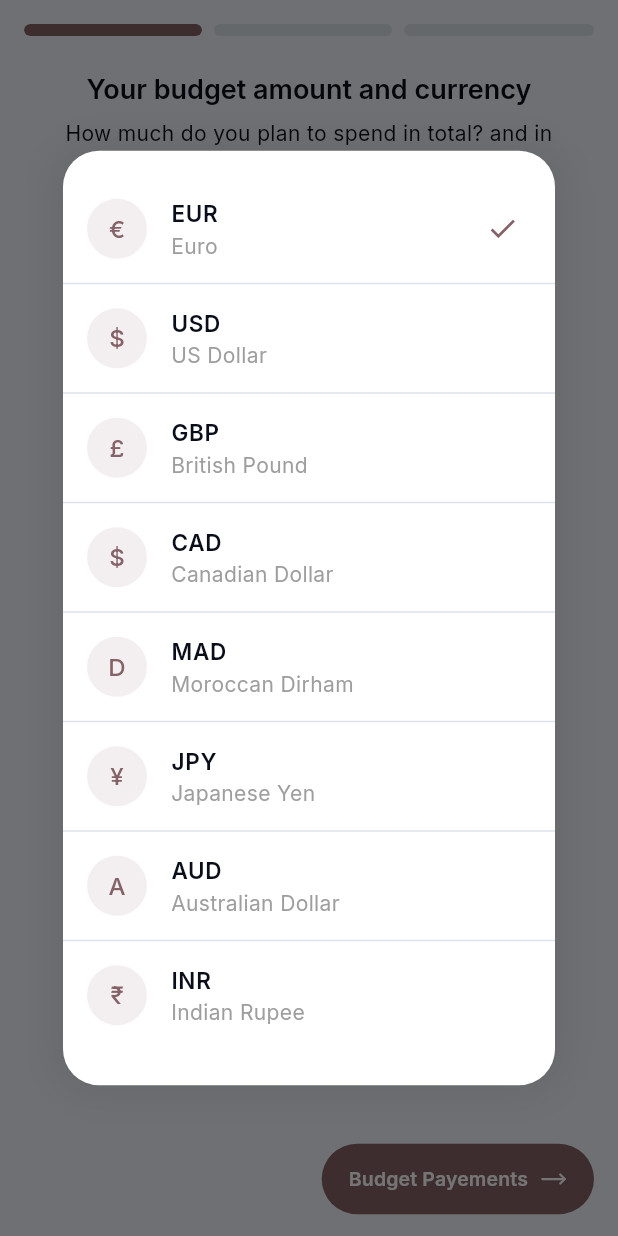
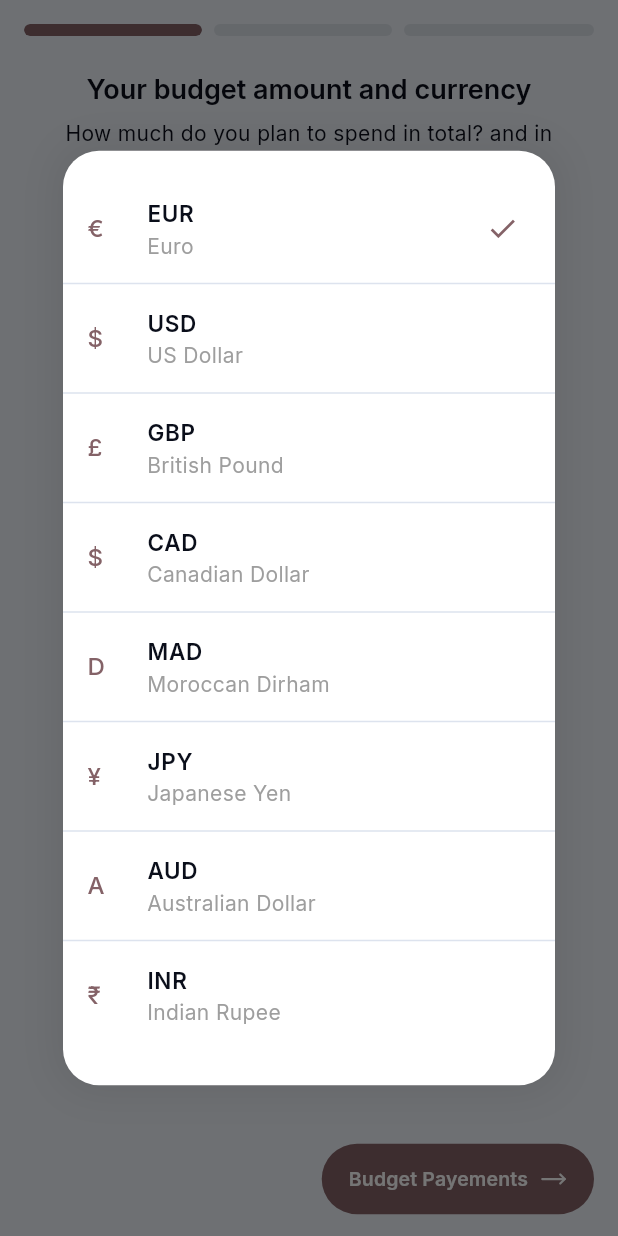
Before and after one commit to daasrattale/ziyyer-v2, a Flutter app: the BudgetSetupWidget screen opened directly, after a tap on "EUR", on a phone screen of 412 x 824 dp. Run offline on Flutter 3.47's test engine with Material 3 defaults, Android fonts, the phone set to English and light mode, and no system bars; drawn by our look-alikes of toastification; our stand-ins replace drift, feather_icons, go_router, google_fonts, loading_animation_widget, lucide_icons_flutter and 1 more; missing offline and left inert: flutter_floating_bottom_bar; accounts and stored records are empty; generated files the repository leaves out were written again.

Commit message:
feat(9): improve add expenses UI | fix syntax

```diff
--- a/lib/features/budget_setup/widgets/sections/currency_selector_section.dart
+++ b/lib/features/budget_setup/widgets/sections/currency_selector_section.dart
@@ -94,12 +94,9 @@ class _CurrencyBottomSheet extends StatelessWidget {
             final isSelected = code == currentCurrency.code;
 
             return ListTile(
-              leading: CircleAvatar(
-                backgroundColor: Theme.of(context).primaryColor.withValues(alpha: 0.1),
-                child: Text(
-                  symbol.length > 1 ? symbol.substring(0, 1) : symbol,
-                  style: TextStyle(fontSize: 16, fontWeight: FontWeight.w500, color: Theme.of(context).primaryColor),
-                ),
+              leading: Text(
+                symbol.length > 1 ? symbol.substring(0, 1) : symbol,
+                style: TextStyle(fontSize: 16, fontWeight: FontWeight.w500, color: Theme.of(context).primaryColor),
               ),
               title: Text(code, style: const TextStyle(fontWeight: FontWeight.w600)),
               subtitle: Text(name, style: const TextStyle(color: Color(0xFF9E9E9E))),
@@ -107,7 +104,7 @@ class _CurrencyBottomSheet extends StatelessWidget {
               onTap: () => Navigator.of(context).pop(CurrencyModel(code, symbol, name)),
             );
           },
-          separatorBuilder: (_, __) => const Divider(height: 1),
+          separatorBuilder: (_, _) => const Divider(height: 1),
           itemCount: supportedCurrencies.length,
         ),
       ),
```
